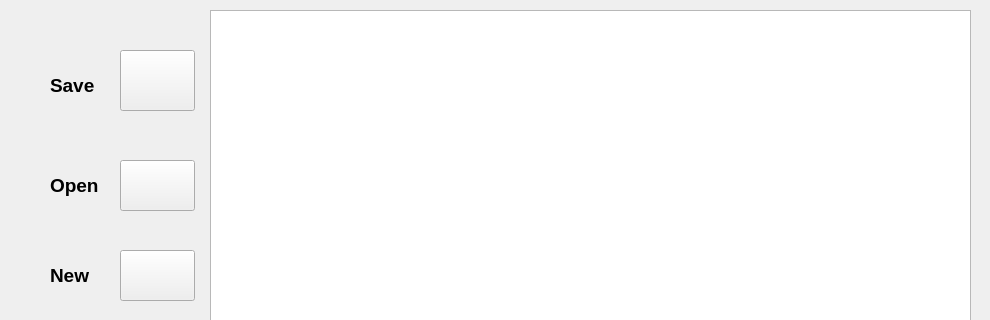
Old version of the form SCFTL/fileeditor.ui in the repository Ahmedkhalifa1999/TINY-Parser; both pictures show x 0 to 990 and y 0 to 320 of the 990 by 656 pixel window.
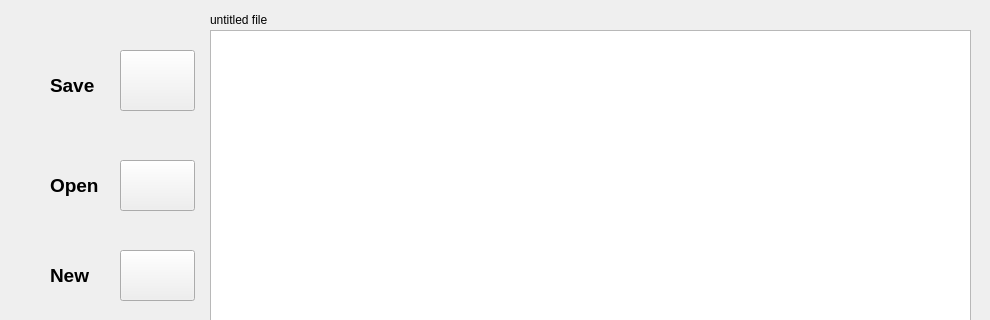
New version of the form. Icons and pictures are not drawn.

Patch:
```diff
--- a/SCFTL/fileeditor.ui
+++ b/SCFTL/fileeditor.ui
@@ -49,9 +49,9 @@
    <property name="geometry">
     <rect>
      <x>210</x>
-     <y>10</y>
+     <y>30</y>
      <width>761</width>
-     <height>631</height>
+     <height>611</height>
     </rect>
    </property>
   </widget>
@@ -139,6 +139,19 @@
     <string>&lt;html&gt;&lt;head/&gt;&lt;body&gt;&lt;p&gt;&lt;span style=&quot; font-size:14pt; font-weight:700;&quot;&gt;Compile&lt;/span&gt;&lt;/p&gt;&lt;/body&gt;&lt;/html&gt;</string>
    </property>
   </widget>
+  <widget class="QLabel" name="FileNameLabel">
+   <property name="geometry">
+    <rect>
+     <x>210</x>
+     <y>10</y>
+     <width>101</width>
+     <height>20</height>
+    </rect>
+   </property>
+   <property name="text">
+    <string>untitled file</string>
+   </property>
+  </widget>
  </widget>
  <resources/>
  <connections/>
```
